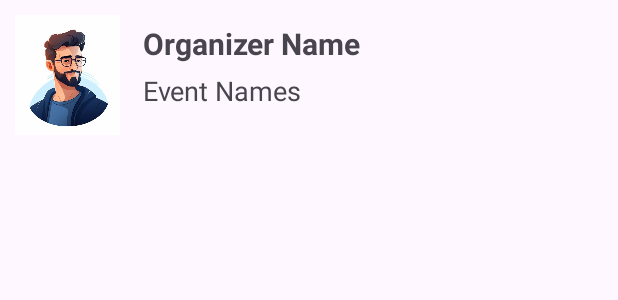
After one commit to prabodhya-gunasekara/Eventino-Event-Ticket-Booking-App, an Android app: the layout item_organizer.xml on its own in the app's theme, with its tools: preview values and no code run, on a phone screen of 412 x 824 dp. The commit adds this screen. Shown: the top 300 px of the screen. Run offline under Robolectric (Android 15) with nearby library versions, the phone set to English and light mode, and no system bars.

Commit message:
implement view all organizers ui

```diff
--- /dev/null
+++ b/app/src/main/res/layout/item_organizer.xml
@@ -0,0 +1,40 @@
+<?xml version="1.0" encoding="utf-8"?>
+<LinearLayout xmlns:android="http://schemas.android.com/apk/res/android"
+    android:layout_width="match_parent"
+    android:layout_height="wrap_content"
+    android:orientation="horizontal"
+    android:padding="10dp"
+    android:background="?android:attr/selectableItemBackground"
+    android:clickable="true">
+
+    <ImageView
+        android:id="@+id/img_organizer"
+        android:layout_width="70dp"
+        android:layout_height="80dp"
+        android:src="@drawable/img_organizer"
+        android:scaleType="centerCrop" />
+
+    <LinearLayout
+        android:layout_width="match_parent"
+        android:layout_height="match_parent"
+        android:orientation="vertical"
+        android:paddingStart="15dp"
+        android:paddingTop="5dp">
+
+        <TextView
+            android:id="@+id/organizer_name"
+            android:layout_width="wrap_content"
+            android:layout_height="wrap_content"
+            android:text="Organizer Name"
+            android:textSize="20sp"
+            android:textStyle="bold" />
+
+        <TextView
+            android:id="@+id/organizer_event"
+            android:layout_width="wrap_content"
+            android:layout_height="wrap_content"
+            android:text="Event Names"
+            android:textSize="18sp"
+            android:paddingTop="5dp" />
+    </LinearLayout>
+</LinearLayout>
```
Also changed, not shown: app/src/main/res/layout/activity_organizer_details.xml (+33 -3 lines).
